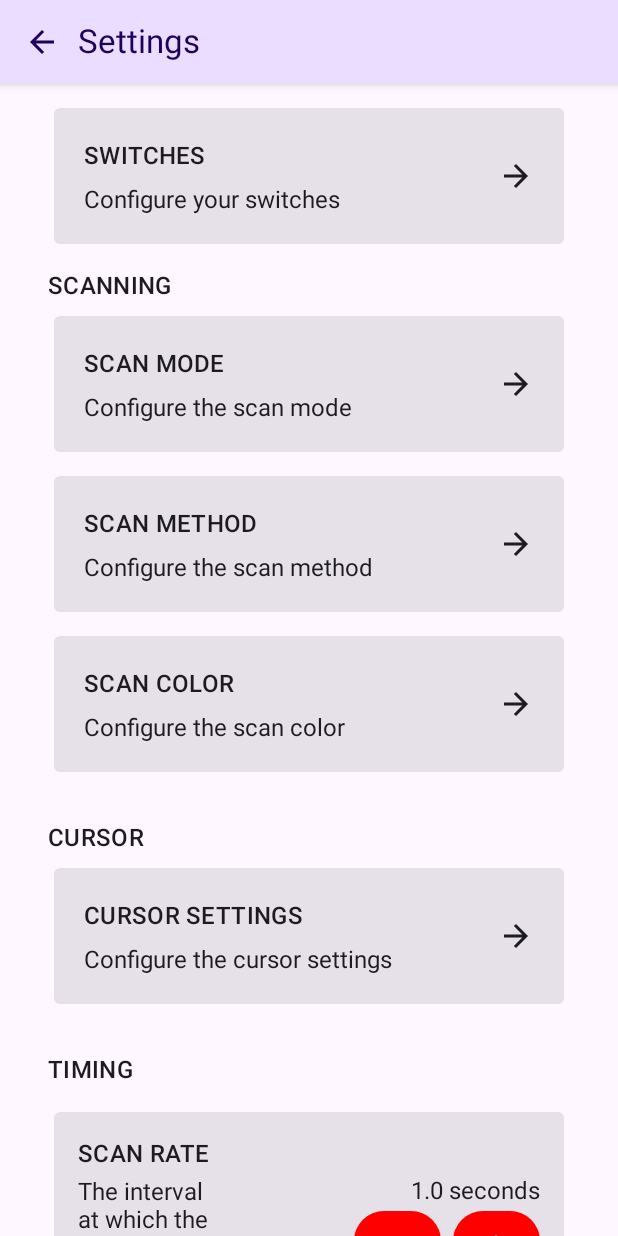
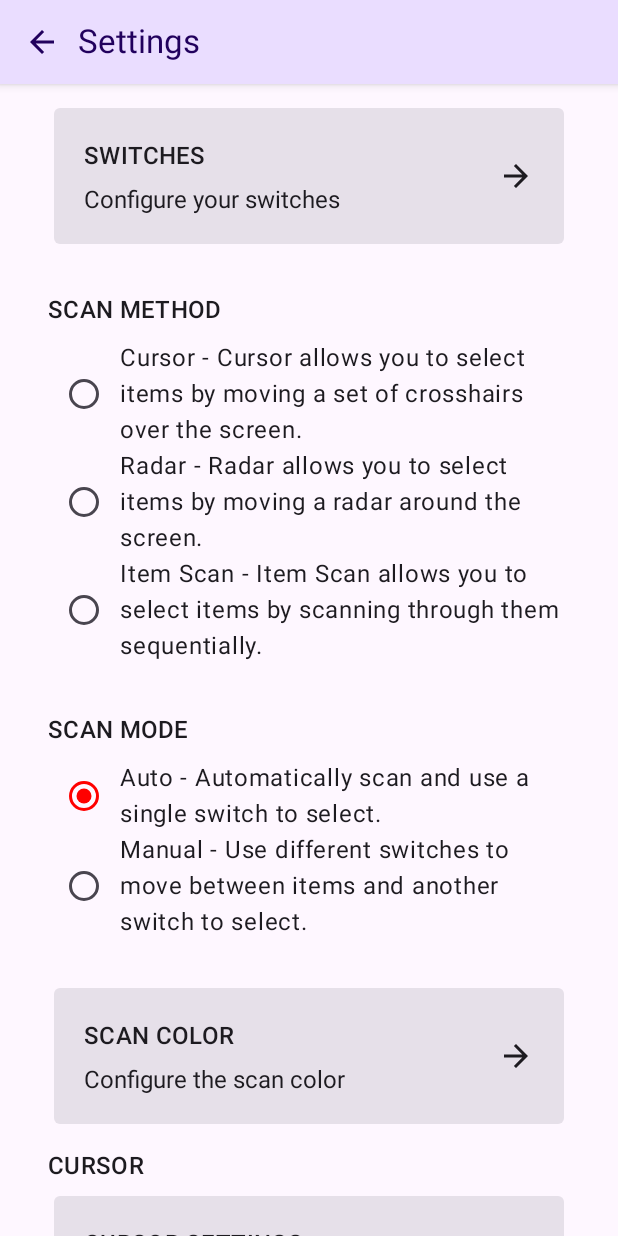
Before and after one commit to enaboapps/Switchify, an Android app built with Jetpack Compose: the SettingsScreen screen opened through its navigation route, on a phone screen of 412 x 824 dp. Run offline under Robolectric (Android 15) with nearby library versions, the phone set to English and light mode, and no system bars; our stand-ins replace Firebase (no records; nobody signed in at launch, a user with empty details on screens opened directly), livedata-compose.

Commit message:
Display scan method and mode as sections
closes #553

```diff
--- a/app/src/main/java/com/enaboapps/switchify/nav/NavGraph.kt
+++ b/app/src/main/java/com/enaboapps/switchify/nav/NavGraph.kt
@@ -19,8 +19,6 @@ import com.enaboapps.switchify.screens.settings.SettingsScreen
 import com.enaboapps.switchify.screens.settings.prediction.PredictionLanguageScreen
 import com.enaboapps.switchify.screens.settings.scanning.CursorSettingsScreen
 import com.enaboapps.switchify.screens.settings.scanning.ScanColorSelectionScreen
-import com.enaboapps.switchify.screens.settings.scanning.ScanMethodSelectionScreen
-import com.enaboapps.switchify.screens.settings.scanning.ScanModeSelectionScreen
 import com.enaboapps.switchify.screens.settings.switches.AddNewSwitchScreen
 import com.enaboapps.switchify.screens.settings.switches.EditSwitchScreen
 import com.enaboapps.switchify.screens.settings.switches.SwitchStabilityScreen
@@ -66,12 +64,6 @@ fun NavGraph(navController: NavHostController) {
         composable(NavigationRoute.About.name) {
             AboutScreen(navController)
         }
-        composable(NavigationRoute.ScanMode.name) {
-            ScanModeSelectionScreen(navController)
-        }
-        composable(NavigationRoute.ScanMethod.name) {
-            ScanMethodSelectionScreen(navController)
-        }
         composable(NavigationRoute.ScanColor.name) {
             ScanColorSelectionScreen(navController)
         }
--- a/app/src/main/java/com/enaboapps/switchify/nav/NavigationRoute.kt
+++ b/app/src/main/java/com/enaboapps/switchify/nav/NavigationRoute.kt
@@ -14,8 +14,6 @@ sealed class NavigationRoute(val name: String) {
     data object SwitchStability : NavigationRoute("SwitchStability")
     data object About : NavigationRoute("About")
     data object PredictionLanguage : NavigationRoute("PredictionLanguage")
-    data object ScanMode : NavigationRoute("ScanMode")
-    data object ScanMethod : NavigationRoute("ScanMethod")
     data object ScanColor : NavigationRoute("ScanColor")
     data object CursorSettings : NavigationRoute("CursorSettings")
     data object Switches : NavigationRoute("Switches")
--- a/app/src/main/java/com/enaboapps/switchify/screens/settings/SettingsScreen.kt
+++ b/app/src/main/java/com/enaboapps/switchify/screens/settings/SettingsScreen.kt
@@ -17,6 +17,8 @@ import androidx.navigation.NavController
 import com.enaboapps.switchify.nav.NavigationRoute
 import com.enaboapps.switchify.preferences.PreferenceManager
 import com.enaboapps.switchify.screens.settings.models.SettingsScreenModel
+import com.enaboapps.switchify.screens.settings.scanning.ScanMethodSelectionSection
+import com.enaboapps.switchify.screens.settings.scanning.ScanModeSelectionSection
 import com.enaboapps.switchify.service.scanning.ScanMode
 import com.enaboapps.switchify.widgets.NavBar
 import com.enaboapps.switchify.widgets.NavRouteLink
@@ -50,20 +52,9 @@ fun SettingsScreen(navController: NavController) {
                 navController = navController,
                 route = NavigationRoute.Switches.name
             )
-            Section(title = "Scanning") {
-                NavRouteLink(
-                    title = "Scan Mode",
-                    summary = "Configure the scan mode",
-                    navController = navController,
-                    route = NavigationRoute.ScanMode.name
-                )
             Spacer(modifier = Modifier.padding(top = 16.dp))
-                NavRouteLink(
-                    title = "Scan Method",
-                    summary = "Configure the scan method",
-                    navController = navController,
-                    route = NavigationRoute.ScanMethod.name
-                )
+            ScanMethodSelectionSection()
+            ScanModeSelectionSection()
             Spacer(modifier = Modifier.padding(top = 16.dp))
             NavRouteLink(
                 title = "Scan Color",
@@ -71,7 +62,6 @@ fun SettingsScreen(navController: NavController) {
                 navController = navController,
                 route = NavigationRoute.ScanColor.name
             )
-            }
             CursorSection(navController)
             if (mode.id == ScanMode.Modes.MODE_AUTO) {
                 TimingSection(settingsScreenModel)
--- a/app/src/main/java/com/enaboapps/switchify/service/scanning/ScanMode.kt
+++ b/app/src/main/java/com/enaboapps/switchify/service/scanning/ScanMode.kt
@@ -52,8 +52,8 @@ class ScanMode(val id: String) {
      */
     fun getModeDescription(): String {
         return when (id) {
-            Modes.MODE_AUTO -> "Automatically scan and use a single switch to select"
-            Modes.MODE_MANUAL -> "Use a switch to move between items and another switch to select"
+            Modes.MODE_AUTO -> "Automatically scan and use a single switch to select."
+            Modes.MODE_MANUAL -> "Use different switches to move between items and another switch to select."
             else -> "Unknown"
         }
     }
```
Also changed, not shown: app/src/main/java/com/enaboapps/switchify/screens/settings/scanning/ScanMethodSelectionSection.kt (renamed from app/src/main/java/com/enaboapps/switchify/screens/settings/scanning/ScanMethodSelectionScreen.kt, +6 -27 lines), app/src/main/java/com/enaboapps/switchify/screens/settings/scanning/ScanModeSelectionSection.kt (renamed from app/src/main/java/com/enaboapps/switchify/screens/settings/scanning/ScanModeSelectionScreen.kt, +6 -27 lines). Lines whose indentation alone changed are shown as unchanged.
